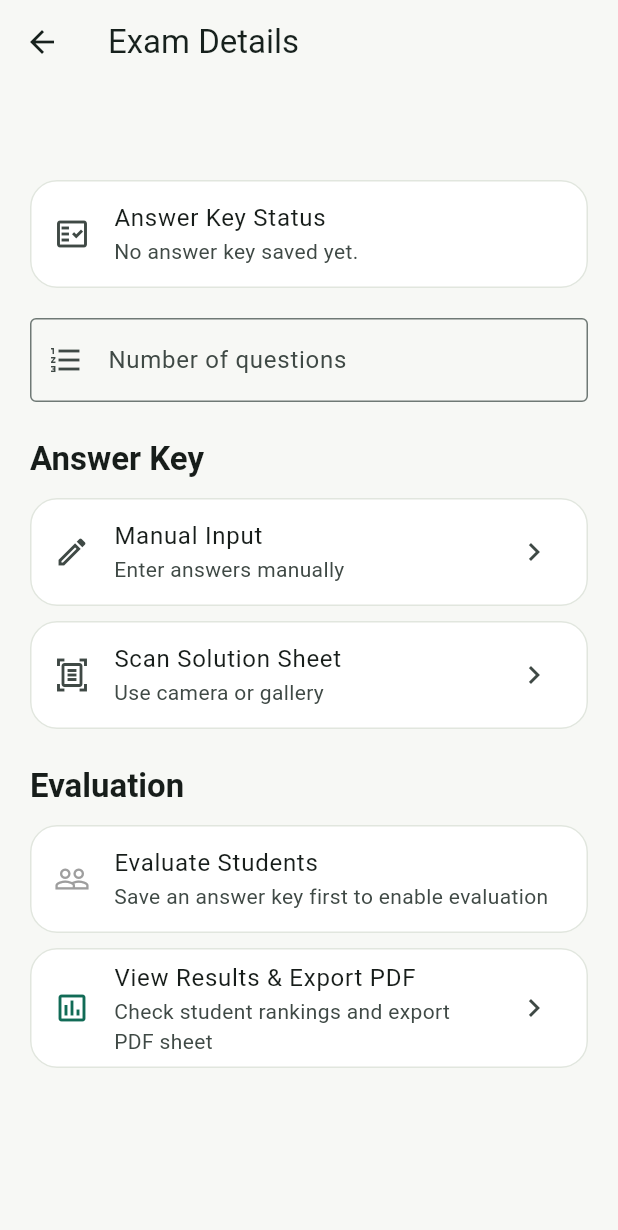
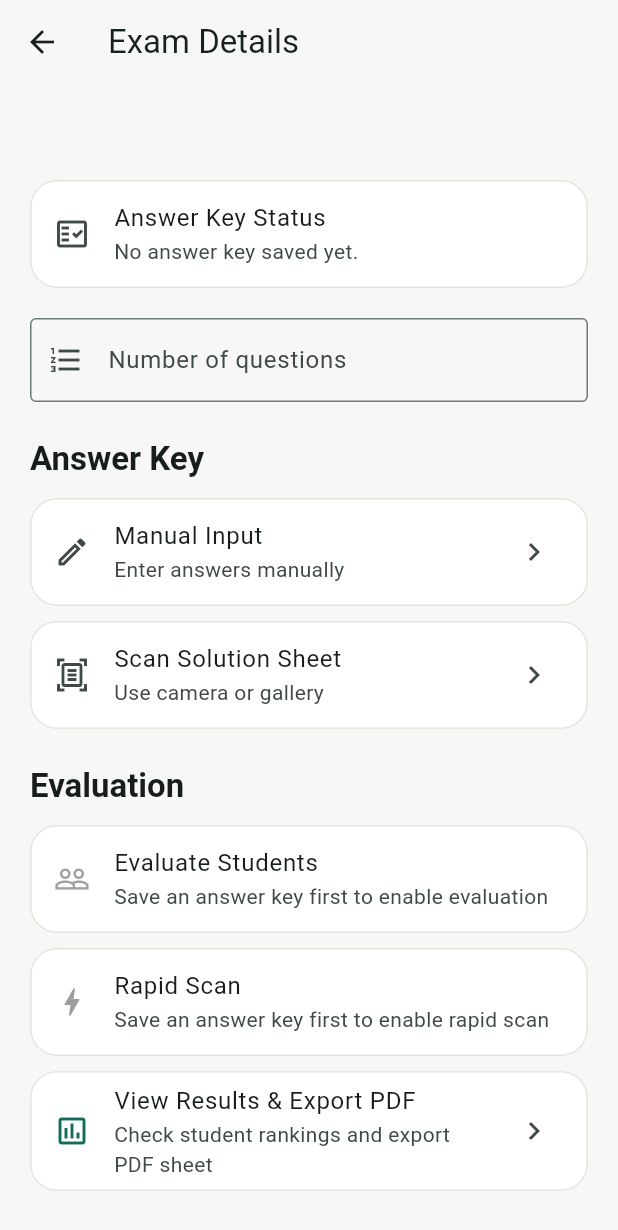
Before and after one commit to hello-anup/omr-application, a Flutter app: the ExamDetailsScreen screen opened directly with empty values, on a phone screen of 412 x 824 dp. Shown: the top 1230 px of the screen. Run offline on Flutter 3.47's test engine with Material 3 defaults, Android fonts, the phone set to English and light mode, and no system bars; our stand-ins replace image_picker, pdf, printing, sqflite; accounts and stored records are empty.

Commit message:
connect rapid scan option

```diff
--- a/mobile/lib/features/exam/details/exam_details_screen.dart
+++ b/mobile/lib/features/exam/details/exam_details_screen.dart
@@ -6,6 +6,7 @@ import '../../../services/image_picker_service.dart';
 import '../../../services/omr_api_service.dart';
 import '../manual/manual_answer_key_screen.dart';
 import '../results/exam_results_screen.dart';
+import '../../scanner/rapid_scan_screen.dart';
 import '../../scanner/scanner_screen.dart';
 
 class ExamDetailsScreen extends StatefulWidget {
@@ -203,6 +204,25 @@ class _ExamDetailsScreenState extends State<ExamDetailsScreen> {
     );
   }
 
+  void _openRapidScan() {
+    if (_answerKey.isEmpty) {
+      ScaffoldMessenger.of(context).showSnackBar(
+        const SnackBar(content: Text('Save an answer key first.')),
+      );
+      return;
+    }
+
+    Navigator.of(context).push(
+      MaterialPageRoute(
+        builder: (_) => RapidScanScreen(
+          examId: widget.examId,
+          examName: widget.examName,
+          answerKey: _answerKey,
+        ),
+      ),
+    );
+  }
+
   void _openResults() {
     Navigator.of(context).push(
       MaterialPageRoute(
@@ -326,6 +346,27 @@ class _ExamDetailsScreenState extends State<ExamDetailsScreen> {
           Card(
             child: ListTile(
               leading: Icon(
+                Icons.bolt,
+                color: _answerKey.isNotEmpty
+                    ? Colors.amber.shade800
+                    : Colors.grey,
+              ),
+              title: const Text('Rapid Scan'),
+              subtitle: Text(
+                _answerKey.isNotEmpty
+                    ? 'Continuous camera capture or multi-gallery with auto roll'
+                    : 'Save an answer key first to enable rapid scan',
+              ),
+              trailing: _answerKey.isNotEmpty
+                  ? const Icon(Icons.chevron_right)
+                  : null,
+              onTap: _answerKey.isNotEmpty ? _openRapidScan : null,
+            ),
+          ),
+          const SizedBox(height: 10),
+          Card(
+            child: ListTile(
+              leading: Icon(
                 Icons.assessment_outlined,
                 color: Theme.of(context).colorScheme.primary,
               ),
```
